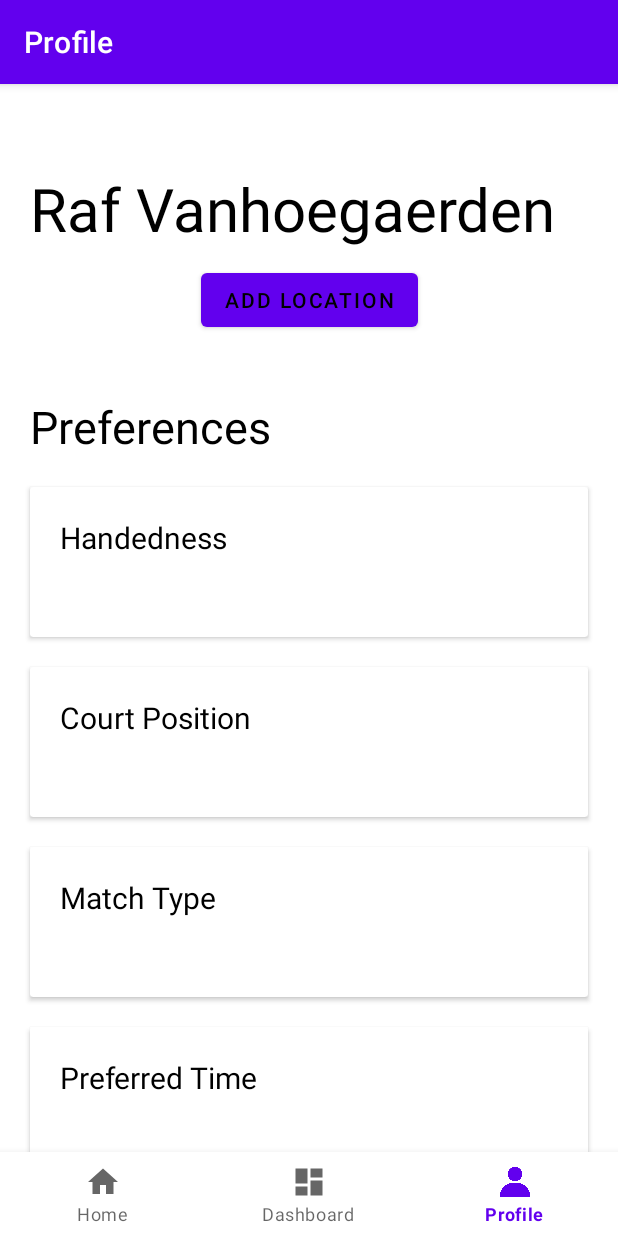
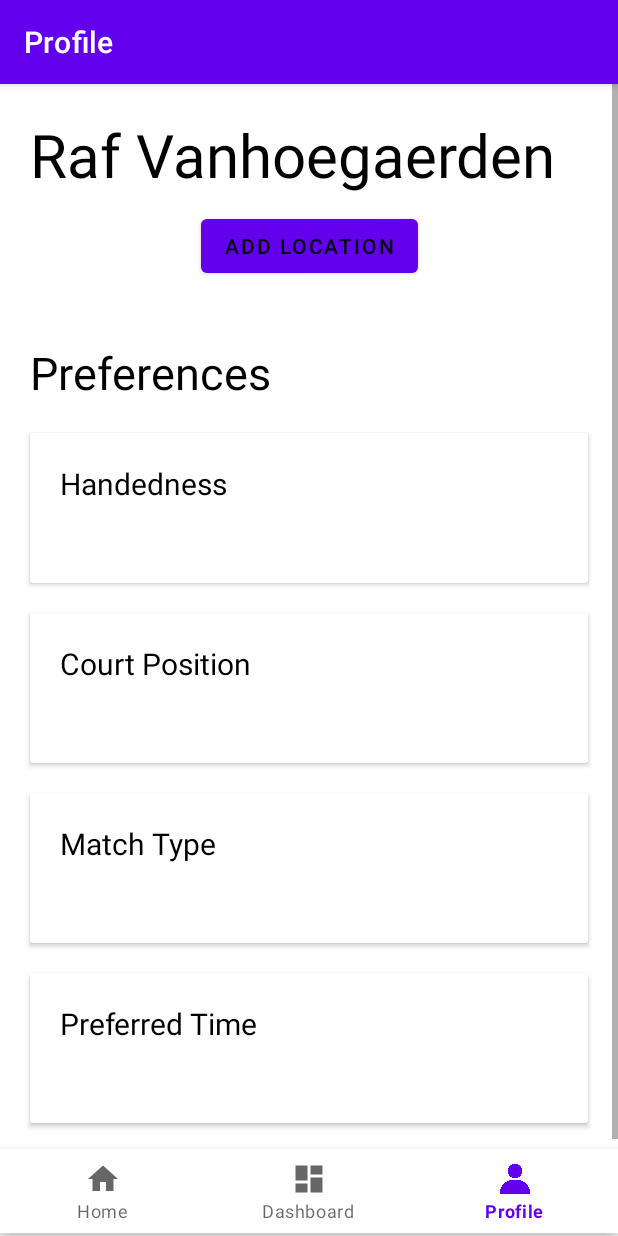
Before and after one commit to RafVanhoegaerden-s128965/paddel-app, an Android app: the ProfileFragment screen opened through its navigation route, on a phone screen of 412 x 824 dp. Run offline under Robolectric (Android 15) with nearby library versions, the phone set to English and light mode, and no system bars; our stand-ins replace navigation-ui.

Commit message:
Fixed Profile page frontend

```diff
--- a/app/src/main/res/layout/activity_main.xml
+++ b/app/src/main/res/layout/activity_main.xml
@@ -1,36 +1,33 @@
 <?xml version="1.0" encoding="utf-8"?>
 <androidx.constraintlayout.widget.ConstraintLayout xmlns:android="http://schemas.android.com/apk/res/android"
     xmlns:app="http://schemas.android.com/apk/res-auto"
+    xmlns:tools="http://schemas.android.com/tools"
     android:id="@+id/container"
     android:layout_width="match_parent"
-    android:layout_height="match_parent"
-    android:paddingTop="?attr/actionBarSize">
-
-    <com.google.android.material.bottomnavigation.BottomNavigationView
-        android:id="@+id/nav_view"
-        android:layout_width="0dp"
-        android:layout_height="wrap_content"
-        android:layout_marginStart="0dp"
-        android:layout_marginEnd="0dp"
-        android:background="?android:attr/windowBackground"
-        app:layout_constraintBottom_toBottomOf="parent"
-        app:layout_constraintLeft_toLeftOf="parent"
-        app:layout_constraintRight_toRightOf="parent"
-        app:menu="@menu/bottom_nav_menu" />
+    android:layout_height="match_parent">
 
     <fragment
         android:id="@+id/nav_host_fragment_activity_main"
         android:name="androidx.navigation.fragment.NavHostFragment"
         android:layout_width="match_parent"
         android:layout_height="match_parent"
+        android:layout_marginBottom="60dp"
         app:defaultNavHost="true"
-        app:layout_constraintBottom_toTopOf="@id/nav_view"
+        app:layout_constraintBottom_toBottomOf="parent"
         app:layout_constraintLeft_toLeftOf="parent"
         app:layout_constraintRight_toRightOf="parent"
         app:layout_constraintTop_toTopOf="parent"
-        app:navGraph="@navigation/mobile_navigation"
+        app:navGraph="@navigation/mobile_navigation" />
 
-        />
-    <!--        app:navGraph="@navigation/mobile_navigation"-->
+    <com.google.android.material.bottomnavigation.BottomNavigationView
+        android:id="@+id/nav_view"
+        android:layout_width="wrap_content"
+        android:layout_height="wrap_content"
+        android:background="?android:attr/windowBackground"
+        app:layout_constraintBottom_toBottomOf="parent"
+        app:layout_constraintEnd_toEndOf="parent"
+        app:layout_constraintLeft_toLeftOf="parent"
+        app:layout_constraintTop_toBottomOf="@+id/nav_host_fragment_activity_main"
+        app:menu="@menu/bottom_nav_menu" />
 
 </androidx.constraintlayout.widget.ConstraintLayout>
--- a/app/src/main/res/layout/fragment_profile.xml
+++ b/app/src/main/res/layout/fragment_profile.xml
@@ -17,6 +17,8 @@
             android:layout_height="wrap_content"
             android:layout_marginStart="20dp"
             android:layout_marginEnd="20dp"
+            android:layout_marginTop="20dp"
+            android:text="Raf Vanhoegaerden"
             android:textAlignment="textStart"
             android:textColor="@color/black"
             android:textSize="40sp"
@@ -128,6 +130,8 @@
             android:layout_marginStart="20dp"
             android:layout_marginTop="20dp"
             android:layout_marginEnd="20dp"
+            android:layout_marginBottom="20dp"
+            app:layout_constraintBottom_toBottomOf="parent"
             app:layout_constraintEnd_toEndOf="parent"
             app:layout_constraintHorizontal_bias="0.0"
             app:layout_constraintStart_toStartOf="parent"
```
